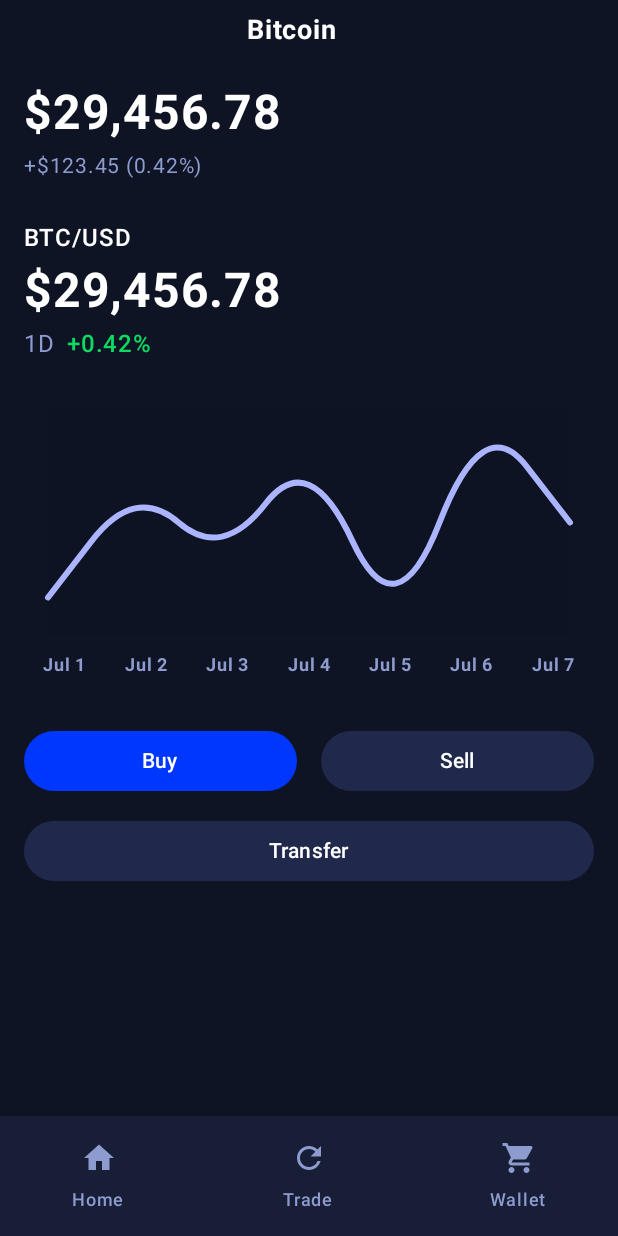
After one commit to maikotrindade/koinbase, an Android app built with Jetpack Compose: the composable PriceScreen shown on its own in the app's theme, on a phone screen of 412 x 824 dp. The commit adds this screen. Run offline under Robolectric (Android 15) with nearby library versions, the phone set to English and light mode, and no system bars.

Commit message:
add price screen

```diff
--- /dev/null
+++ b/app/src/main/java/io/github/maikotrindade/koinbase/screen/PriceScreen.kt
@@ -0,0 +1,273 @@
+package io.github.maikotrindade.koinbase.screen
+
+import androidx.compose.foundation.Canvas
+import androidx.compose.foundation.background
+import androidx.compose.foundation.layout.Arrangement
+import androidx.compose.foundation.layout.Column
+import androidx.compose.foundation.layout.Row
+import androidx.compose.foundation.layout.Spacer
+import androidx.compose.foundation.layout.fillMaxSize
+import androidx.compose.foundation.layout.fillMaxWidth
+import androidx.compose.foundation.layout.height
+import androidx.compose.foundation.layout.padding
+import androidx.compose.foundation.layout.width
+import androidx.compose.foundation.shape.RoundedCornerShape
+import androidx.compose.material.icons.Icons
+import androidx.compose.material.icons.filled.Home
+import androidx.compose.material.icons.filled.Refresh
+import androidx.compose.material.icons.filled.ShoppingCart
+import androidx.compose.material3.Button
+import androidx.compose.material3.ButtonDefaults
+import androidx.compose.material3.Icon
+import androidx.compose.material3.NavigationBar
+import androidx.compose.material3.NavigationBarItem
+import androidx.compose.material3.Scaffold
+import androidx.compose.material3.Text
+import androidx.compose.runtime.Composable
+import androidx.compose.ui.Alignment
+import androidx.compose.ui.Modifier
+import androidx.compose.ui.geometry.Offset
+import androidx.compose.ui.graphics.Color
+import androidx.compose.ui.graphics.Path
+import androidx.compose.ui.graphics.StrokeCap
+import androidx.compose.ui.graphics.StrokeJoin
+import androidx.compose.ui.graphics.drawscope.Stroke
+import androidx.compose.ui.res.stringResource
+import androidx.compose.ui.text.font.FontWeight
+import androidx.compose.ui.text.style.TextAlign
+import androidx.compose.ui.tooling.preview.Preview
+import androidx.compose.ui.unit.dp
+import androidx.compose.ui.unit.sp
+import io.github.maikotrindade.koinbase.R
+import io.github.maikotrindade.koinbase.ui.theme.AccentBlue
+import io.github.maikotrindade.koinbase.ui.theme.DarkBlue
+import io.github.maikotrindade.koinbase.ui.theme.GrayText
+import io.github.maikotrindade.koinbase.ui.theme.SecondaryBlue
+
+@Composable
+fun PriceScreen() {
+    Scaffold(
+        containerColor = DarkBlue, bottomBar = {
+            BottomNavigationBar(GrayText)
+        }) { innerPadding ->
+        Column(
+            modifier = Modifier
+                .padding(innerPadding)
+                .fillMaxSize()
+                .background(DarkBlue)
+        ) {
+            TopBar()
+            PriceSection()
+            Spacer(modifier = Modifier.height(16.dp))
+            ChartSection(GrayText)
+            Spacer(modifier = Modifier.height(16.dp))
+            ActionButtons(AccentBlue, SecondaryBlue)
+            Spacer(modifier = Modifier.height(8.dp))
+            TransferButton(SecondaryBlue)
+        }
+    }
+}
+
+@Composable
+fun TopBar() {
+    Row(
+        modifier = Modifier
+            .fillMaxWidth()
+            .padding(16.dp, 8.dp),
+        verticalAlignment = Alignment.CenterVertically,
+        horizontalArrangement = Arrangement.SpaceBetween
+    ) {
+        Text(
+            text = stringResource(R.string.price_screen_title),
+            color = Color.White,
+            fontWeight = FontWeight.Bold,
+            fontSize = 18.sp,
+            modifier = Modifier.weight(1f),
+            textAlign = TextAlign.Center
+        )
+        Spacer(modifier = Modifier.width(24.dp))
+    }
+}
+
+@Composable
+fun PriceSection() {
+    Column(modifier = Modifier.padding(horizontal = 16.dp)) {
+        Text(
+            text = stringResource(R.string.price_screen_price_value),
+            color = Color.White,
+            fontWeight = FontWeight.Bold,
+            fontSize = 32.sp,
+            modifier = Modifier.padding(top = 16.dp, bottom = 4.dp)
+        )
+        Text(
+            text = stringResource(R.string.price_screen_price_change), color = Color(0xFF8d9bce), fontSize = 14.sp
+        )
+        Spacer(modifier = Modifier.height(24.dp))
+        Text(
+            text = stringResource(R.string.price_screen_currency_pair), color = Color.White, fontWeight = FontWeight.Medium, fontSize = 16.sp
+        )
+        Text(
+            text = stringResource(R.string.price_screen_price_value),
+            color = Color.White,
+            fontWeight = FontWeight.Bold,
+            fontSize = 32.sp,
+            modifier = Modifier.padding(vertical = 4.dp)
+        )
+        Row(verticalAlignment = Alignment.CenterVertically) {
+            Text("1D", color = GrayText, fontSize = 16.sp)
+            Spacer(modifier = Modifier.width(8.dp))
+            Text(
+                "+0.42%",
+                color = Color(0xFF0bda62),
+                fontSize = 16.sp,
+                fontWeight = FontWeight.Medium
+            )
+        }
+    }
+}
+
+@Composable
+fun ChartSection(grayText: Color) {
+    Column(modifier = Modifier.padding(16.dp)) {
+        val mockChartData = listOf(30f, 60f, 40f, 70f, 20f, 80f, 50f)
+        LineChart(
+            data = mockChartData,
+            modifier = Modifier
+                .fillMaxWidth()
+                .height(150.dp)
+                .padding(horizontal = 16.dp)
+        )
+        Row(
+            modifier = Modifier
+                .fillMaxWidth()
+                .padding(top = 8.dp),
+            horizontalArrangement = Arrangement.SpaceAround
+        ) {
+            listOf("Jul 1", "Jul 2", "Jul 3", "Jul 4", "Jul 5", "Jul 6", "Jul 7").forEach {
+                Text(it, fontSize = 12.sp, color = grayText, fontWeight = FontWeight.Bold)
+            }
+        }
+    }
+}
+
+@Composable
+fun LineChart(
+    data: List<Float>,
+    modifier: Modifier = Modifier,
+    lineColor: Color = Color(0xFFABB4FF),
+    backgroundColor: Color = Color(0xFF0E1324)
+) {
+    Canvas(
+        modifier = modifier.background(backgroundColor)
+    ) {
+        if (data.isEmpty()) return@Canvas
+
+        val spacing = size.width / (data.size - 1)
+        val maxValue = data.maxOrNull() ?: 0f
+        val minValue = data.minOrNull() ?: 0f
+        val chartHeight = size.height
+
+        val points = data.mapIndexed { index, value ->
+            val x = index * spacing
+            val y = chartHeight - (value - minValue) / (maxValue - minValue) * chartHeight
+            Offset(x, y)
+        }
+
+        val path = Path().apply {
+            moveTo(points.first().x, points.first().y)
+            for (i in 1 until points.size) {
+                val prev = points[i - 1]
+                val current = points[i]
+                val midX = (prev.x + current.x) / 2
+                val midY = (prev.y + current.y) / 2
+                quadraticBezierTo(prev.x, prev.y, midX, midY)
+            }
+            lineTo(points.last().x, points.last().y)
+        }
+
+        drawPath(
+            path = path, color = lineColor, style = Stroke(
+                width = 4.dp.toPx(), cap = StrokeCap.Round, join = StrokeJoin.Round
+            )
+        )
+    }
+}
+
+@Composable
+fun ActionButtons(buyColor: Color, sellColor: Color) {
+    Row(
+        modifier = Modifier
+            .fillMaxWidth()
+            .padding(horizontal = 16.dp),
+        horizontalArrangement = Arrangement.spacedBy(16.dp)
+    ) {
+        Button(
+            onClick = {},
+            colors = ButtonDefaults.buttonColors(containerColor = buyColor),
+            shape = RoundedCornerShape(50),
+            modifier = Modifier
+                .weight(1f)
+                .height(40.dp)
+        ) {
+            Text(stringResource(R.string.price_screen_buy_button))
+        }
+        Button(
+            onClick = {},
+            colors = ButtonDefaults.buttonColors(containerColor = sellColor),
+            shape = RoundedCornerShape(50),
+            modifier = Modifier
+                .weight(1f)
+                .height(40.dp)
+        ) {
+            Text(stringResource(R.string.price_screen_sell_button))
+        }
+    }
+}
+
+@Composable
+fun TransferButton(bgColor: Color) {
+    Button(
+        onClick = {},
+        colors = ButtonDefaults.buttonColors(containerColor = bgColor),
+        shape = RoundedCornerShape(50),
+        modifier = Modifier
+            .padding(horizontal = 16.dp, vertical = 12.dp)
+            .fillMaxWidth()
+            .height(40.dp)
+    ) {
+        Text(stringResource(R.string.price_screen_transfer_button))
+    }
+}
+
+@Composable
+fun BottomNavigationBar(grayText: Color) {
+    NavigationBar(containerColor = Color(0xFF171e36)) {
+        NavigationBarItem(
+            icon = {
+                Icon(
+                    Icons.Default.Home,
+                    contentDescription = null,
+                    tint = grayText
+                )
+            },
+            label = { Text(stringResource(R.string.price_screen_tab_home), color = grayText, fontSize = 12.sp) },
+            selected = false,
+            onClick = {})
+        NavigationBarItem(
+            icon = { Icon(Icons.Default.Refresh, contentDescription = null, tint = grayText) },
+            label = { Text(stringResource(R.string.price_screen_tab_trade), color = grayText, fontSize = 12.sp) },
+            selected = false,
+            onClick = {})
+        NavigationBarItem(
+            icon = { Icon(Icons.Default.ShoppingCart, contentDescription = null, tint = grayText) },
+            label = { Text(stringResource(R.string.price_screen_tab_wallet), color = grayText, fontSize = 12.sp) },
+            selected = false,
+            onClick = {})
+    }
+}
+
+@Preview(showBackground = true)
+@Composable
+private fun BitcoinScreenPreview() {
+    PriceScreen()
+}
--- a/app/src/main/res/values/strings.xml
+++ b/app/src/main/res/values/strings.xml
@@ -1,3 +1,14 @@
 <resources>
     <string name="app_name">koinbase</string>
+    <string name="price_screen_title">Bitcoin</string>
+    <string name="price_screen_price_value">$29,456.78</string>
+    <string name="price_screen_price_change">+$123.45 (0.42%)</string>
+    <string name="price_screen_currency_pair">BTC/USD</string>
+    <string name="price_screen_chart_placeholder">Chart Placeholder</string>
+    <string name="price_screen_buy_button">Buy</string>
+    <string name="price_screen_sell_button">Sell</string>
+    <string name="price_screen_transfer_button">Transfer</string>
+    <string name="price_screen_tab_home">Home</string>
+    <string name="price_screen_tab_trade">Trade</string>
+    <string name="price_screen_tab_wallet">Wallet</string>
 </resources>
```
